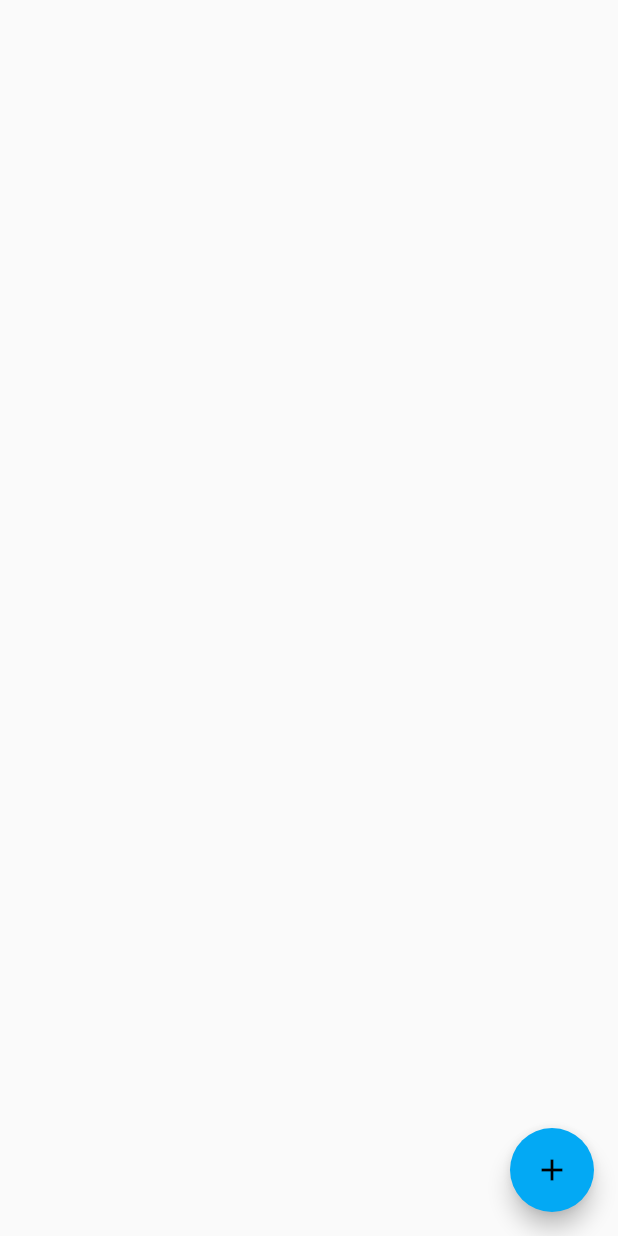
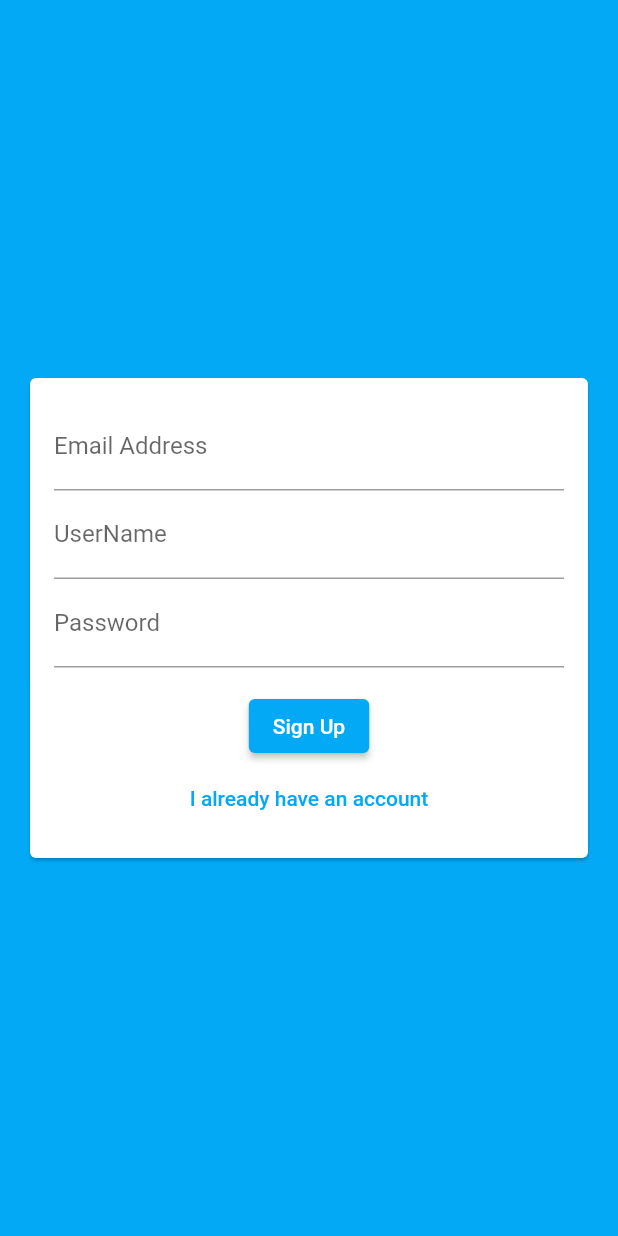
Before and after one commit to mokshchadha/chatapp, a Flutter app: the screen it shows after launch, on a phone screen of 412 x 824 dp. Run offline on Flutter 3.47's test engine with Material 2 defaults, Android fonts, the phone set to English and light mode, and no system bars; our stand-ins replace cloud_firestore, firebase_auth, firebase_core; accounts and stored records are empty.

Commit message:
chatapp auth screen flow complete

```diff
--- a/lib/main.dart
+++ b/lib/main.dart
@@ -1,4 +1,7 @@
+import 'package:chatapp/screens/auth_screen.dart';
 import 'package:chatapp/screens/chat_screen.dart';
+import 'package:cloud_firestore/cloud_firestore.dart';
+import 'package:firebase_auth/firebase_auth.dart';
 import 'package:flutter/material.dart';
 import 'package:firebase_core/firebase_core.dart';
 
@@ -18,7 +21,22 @@ class MyApp extends StatelessWidget {
         title: 'Moksh\'s chatapp',
         theme: ThemeData(
           primarySwatch: Colors.lightBlue,
+          backgroundColor: Colors.blueAccent,
+          accentColor: Colors.deepPurple,
+          buttonTheme: ButtonTheme.of(context).copyWith(
+              shape: RoundedRectangleBorder(
+                  borderRadius: BorderRadius.circular(20)),
+              buttonColor: Colors.lightBlueAccent,
+              textTheme: ButtonTextTheme.primary),
         ),
-        home: ChatScreen());
+        home: StreamBuilder(
+          stream: FirebaseAuth.instance.authStateChanges(),
+          builder: (ctx, userSnapShot) {
+            if (userSnapShot.hasData) {
+              return ChatScreen();
+            }
+            return AuthScreen();
+          },
+        ));
   }
 }
--- a/lib/screens/auth_screen.dart
+++ b/lib/screens/auth_screen.dart
@@ -0,0 +1,79 @@
+import 'package:chatapp/widgets/auth/auth_form.dart';
+import 'package:cloud_firestore/cloud_firestore.dart';
+import 'package:firebase_auth/firebase_auth.dart';
+import 'package:flutter/material.dart';
+import 'package:flutter/services.dart';
+
+class AuthScreen extends StatefulWidget {
+  const AuthScreen({Key? key}) : super(key: key);
+
+  @override
+  State<AuthScreen> createState() => _AuthScreenState();
+}
+
+class _AuthScreenState extends State<AuthScreen> {
+  final _auth = FirebaseAuth.instance;
+  bool isLoading = false;
+
+  void submitAuthForm({
+    required String email,
+    required String userName,
+    required String password,
+    required bool isLogin,
+    required BuildContext ctx,
+  }) async {
+    try {
+      try {
+        UserCredential authResult;
+        setState(() {
+          isLoading = true;
+        });
+        if (isLogin) {
+          authResult = await _auth.signInWithEmailAndPassword(
+              email: email, password: password);
+          setState(() {
+            isLoading = false;
+          });
+          return;
+        }
+        authResult = await _auth.createUserWithEmailAndPassword(
+            email: email, password: password);
+        FirebaseFirestore.instance
+            .collection('users')
+            .doc(authResult.user!.uid)
+            .set({
+          'userName': userName,
+          'email': email,
+        });
+        setState(() {
+          isLoading = false;
+        });
+        return;
+      } on PlatformException catch (e) {
+        var message =
+            'An error ocuured in firebase auth, please check credentials';
+        print(message);
+        if (e.message != null) message = e.message!;
+
+        Scaffold.of(ctx).showSnackBar(SnackBar(
+            content: Text(message),
+            backgroundColor: Theme.of(context).errorColor));
+      }
+    } catch (e) {
+      Scaffold.of(ctx).showSnackBar(SnackBar(
+          content: Text(e.toString()),
+          backgroundColor: Theme.of(context).errorColor));
+      print(e);
+    }
+    setState(() {
+      isLoading = false;
+    });
+  }
+
+  @override
+  Widget build(BuildContext context) {
+    return Scaffold(
+        backgroundColor: Theme.of(context).primaryColor,
+        body: AuthForm(submitAuthForm, isLoading));
+  }
+}
--- /dev/null
+++ b/lib/widgets/auth/auth_form.dart
@@ -0,0 +1,129 @@
+import 'package:flutter/material.dart';
+
+class AuthForm extends StatefulWidget {
+  final void Function(
+      {required String email,
+      required String password,
+      required String userName,
+      required bool isLogin,
+      required BuildContext ctx}) submitAuthForm;
+
+  bool isLoading = false;
+
+  AuthForm(this.submitAuthForm, this.isLoading);
+
+  @override
+  State<AuthForm> createState() => _AuthFormState();
+}
+
+class _AuthFormState extends State<AuthForm> {
+  final _formKey = GlobalKey<FormState>();
+  String _userEmail = '';
+  String _userName = '';
+  String _userPassword = '';
+
+  bool _isLogin = false;
+
+  void _submit() {
+    final isValid = _formKey.currentState != null
+        ? _formKey.currentState?.validate()
+        : false;
+
+    FocusScope.of(context).unfocus();
+    if (isValid as bool) {
+      _formKey.currentState?.save();
+      widget.submitAuthForm(
+          password: _userPassword.trim(),
+          email: _userEmail.trim(),
+          userName: _userName.trim(),
+          isLogin: _isLogin,
+          ctx: context);
+    }
+  }
+
+  @override
+  Widget build(BuildContext context) {
+    return Center(
+        child: Card(
+      margin: const EdgeInsets.all(20),
+      child: SingleChildScrollView(
+        child: Padding(
+          padding: const EdgeInsets.all(16),
+          child: Form(
+              key: _formKey,
+              child: Column(
+                mainAxisSize: MainAxisSize.min,
+                children: [
+                  TextFormField(
+                    key: const ValueKey('email'),
+                    validator: (value) {
+                      if (value == null ||
+                          value.isEmpty ||
+                          !value.contains('@')) {
+                        return 'Please add a valid email address';
+                      }
+                      return null;
+                    },
+                    keyboardType: TextInputType.emailAddress,
+                    decoration:
+                        const InputDecoration(labelText: 'Email Address'),
+                    onChanged: (value) {
+                      _userEmail = value;
+                    },
+                  ),
+                  if (!_isLogin)
+                    TextFormField(
+                      key: const ValueKey('userName'),
+                      validator: (value) {
+                        if (value == null ||
+                            value.isEmpty ||
+                            value.length < 4) {
+                          return 'Username should atleast be 4 chars long';
+                        }
+                        return null;
+                      },
+                      decoration: const InputDecoration(labelText: 'UserName'),
+                      onChanged: (value) {
+                        _userName = value;
+                      },
+                    ),
+                  TextFormField(
+                    key: const ValueKey('password'),
+                    validator: (value) {
+                      if (value == null || value.length < 7) {
+                        return 'Password must be atleast 7 characters long.';
+                      }
+                      return null;
+                    },
+                    obscureText: true,
+                    decoration: const InputDecoration(labelText: 'Password'),
+                    onChanged: (value) {
+                      _userPassword = value;
+                    },
+                  ),
+                  const SizedBox(height: 15),
+                  if (widget.isLoading) CircularProgressIndicator(),
+                  if (!widget.isLoading)
+                    ElevatedButton(
+                        onPressed: _submit,
+                        child: Text(
+                          _isLogin ? 'Login' : 'Sign Up',
+                          style: const TextStyle(color: Colors.white),
+                        )),
+                  if (!widget.isLoading)
+                    TextButton(
+                        onPressed: () {
+                          setState(() {
+                            _isLogin = !_isLogin;
+                          });
+                        },
+                        child: Text(_isLogin
+                            ? 'Create New Account'
+                            : 'I already have an account'))
+                ],
+              )),
+        ),
+      ),
+    ));
+  }
+}
--- a/pubspec.yaml
+++ b/pubspec.yaml
@@ -35,6 +35,7 @@ dependencies:
   cupertino_icons: ^1.0.2
   cloud_firestore: ^3.4.5
   firebase_core: ^1.21.0
+  firebase_auth: ^3.6.4
 
 dev_dependencies:
   flutter_test:
```
Also changed, not shown: lib/screens/chat_screen.dart (+28 -0 lines), pubspec.lock, 1 other file.
